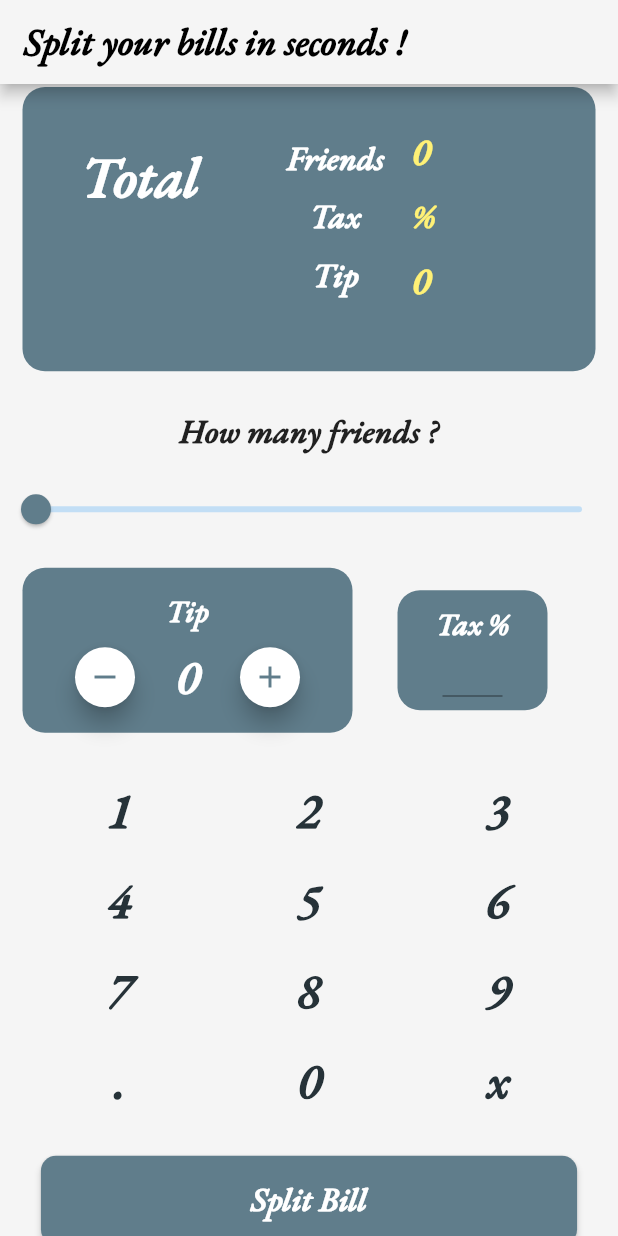
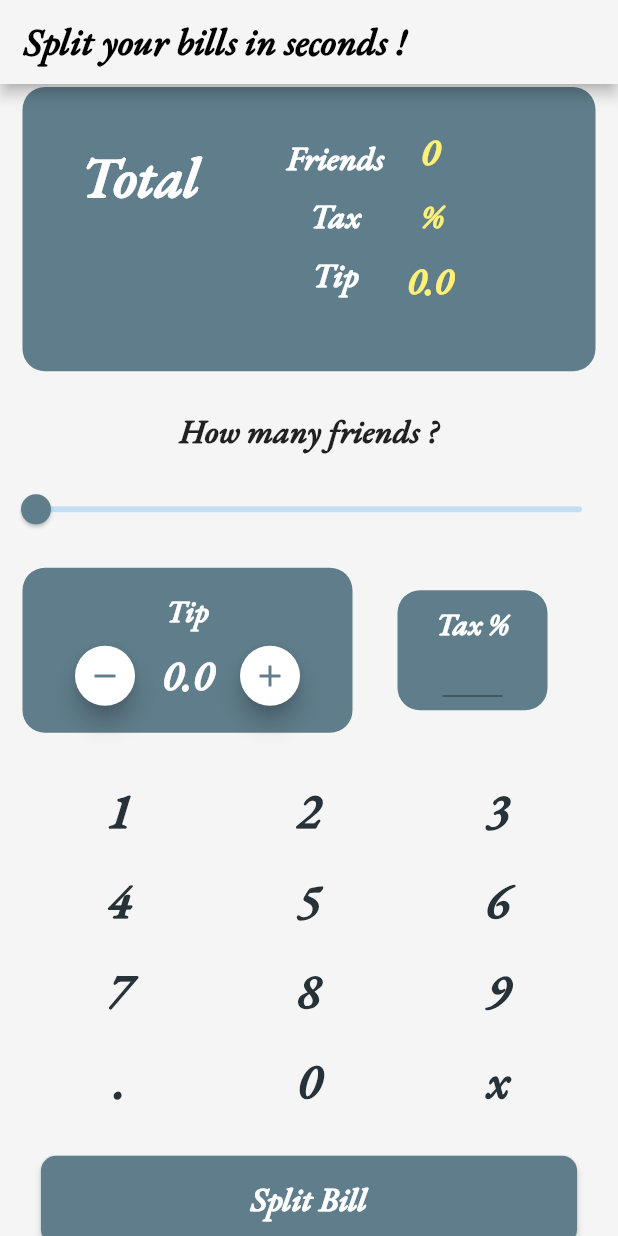
Before and after one commit to KavyaParengal/Split_bill, a Flutter app: the screen it shows after launch, on a phone screen of 412 x 824 dp. Run offline on Flutter 3.47's test engine with Material 2 defaults, Android fonts, the phone set to English and light mode, and no system bars.

Commit message:
second commit

```diff
--- a/lib/main.dart
+++ b/lib/main.dart
@@ -19,6 +19,7 @@ class MyApp extends StatelessWidget {
         fontFamily: 'EBGaramond',
         hoverColor: Colors.blueGrey,
       ),
+      debugShowCheckedModeBanner: false,
       home: Split(),
     );
   }
--- a/lib/split_bill.dart
+++ b/lib/split_bill.dart
@@ -12,7 +12,7 @@ class Split extends StatefulWidget {
 class _SplitState extends State<Split> {
 
   double _value = 0;
-  int counter=0;
+  double counter=0;
   String res = "";
   String back='';
   TextEditingController tax=TextEditingController();
@@ -211,7 +211,7 @@ class _SplitState extends State<Split> {
                               ),
                               Text('$counter',style: TextStyle(
                                 color: Colors.white,
-                                fontSize: 32,
+                                fontSize: 28,
                                 fontWeight: FontWeight.bold,
                               ),),
                               Container(
```
Also changed, not shown: lib/result.dart (+19 -6 lines).
